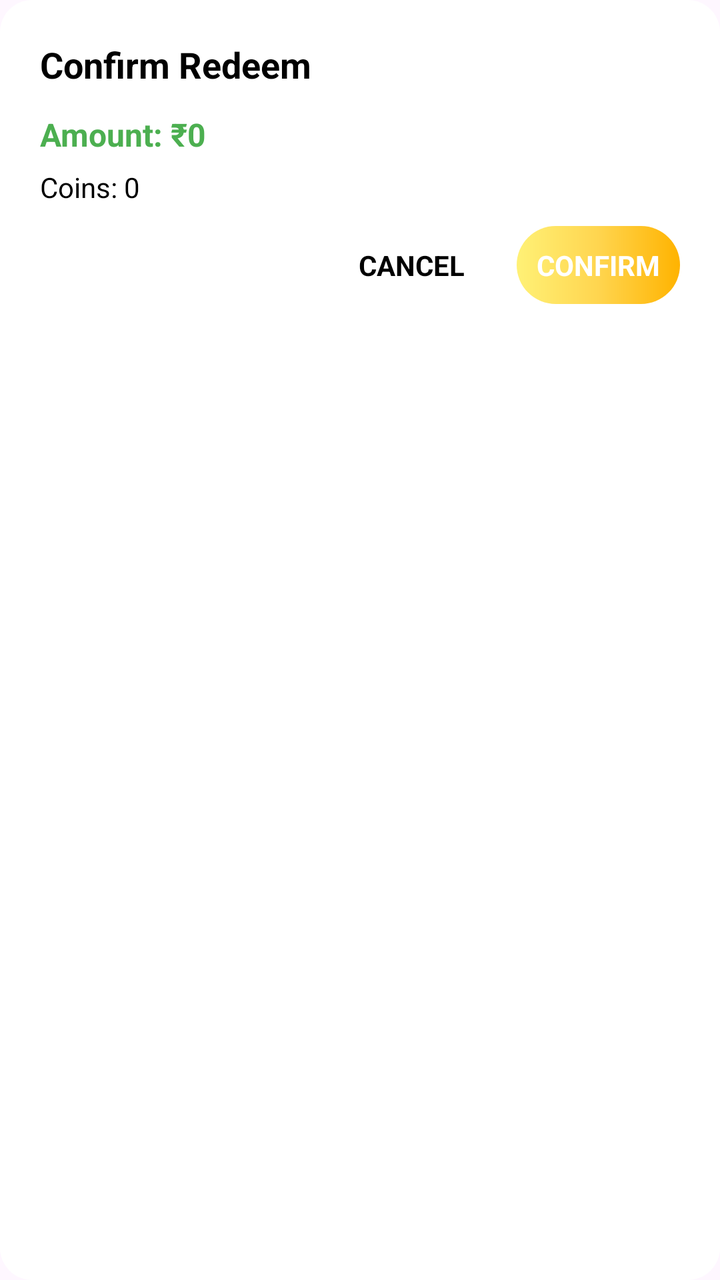
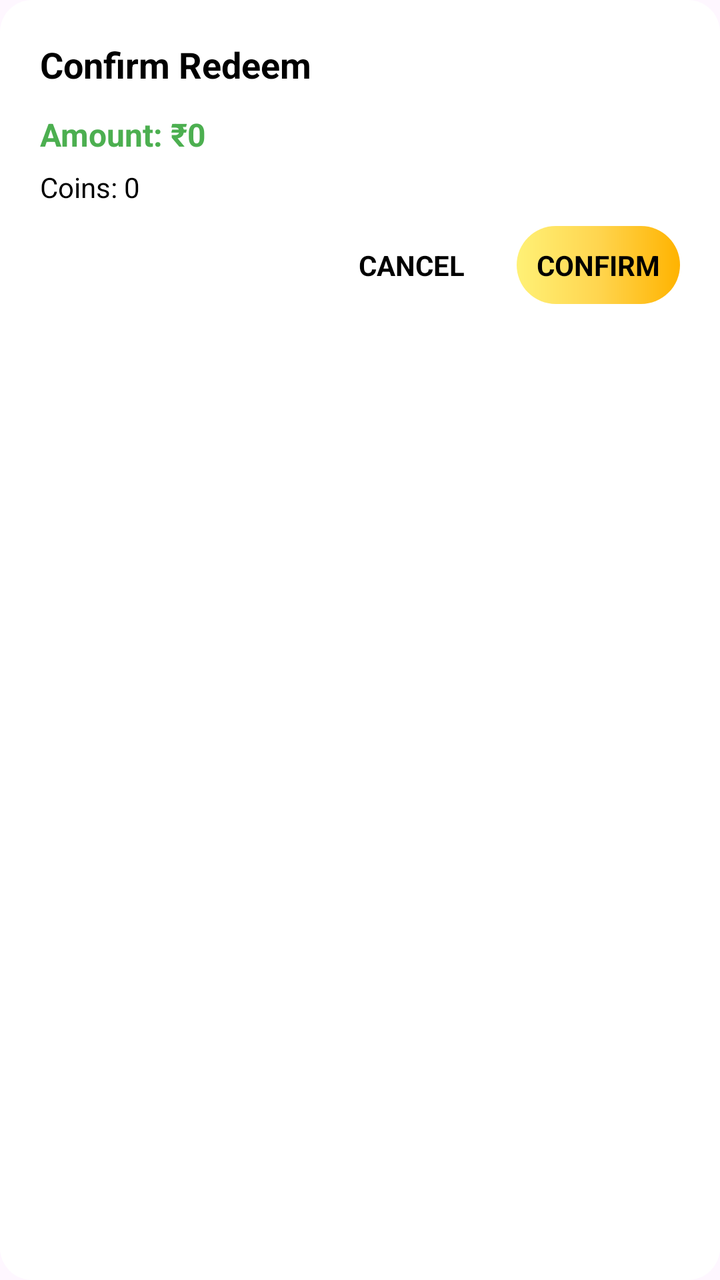

An Android layout rendered at two revisions. The XML below is the earlier revision; the diff shows what the commit changed to produce the second picture.
<!-- AndroidManifest.xml: application theme Theme.RGamer -->
<!-- res/layout/layout_confirm_redeem.xml -->
<?xml version="1.0" encoding="utf-8"?>
<LinearLayout xmlns:android="http://schemas.android.com/apk/res/android"
    android:layout_width="match_parent"
    android:layout_height="wrap_content"
    android:orientation="vertical"
    android:padding="20dp"
    android:background="@drawable/bg_round_white">

    
    <TextView
        android:id="@+id/txtConfirmTitle"
        android:layout_width="wrap_content"
        android:layout_height="wrap_content"
        android:text="Confirm Redeem"
        android:textSize="18sp"
        android:textStyle="bold"
        android:textColor="@color/black"
        android:layout_marginBottom="12dp"/>

    
    <TextView
        android:id="@+id/txtConfirmAmount"
        android:layout_width="match_parent"
        android:layout_height="wrap_content"
        android:text="Amount: ₹0"
        android:textSize="16sp"
        android:textStyle="bold"
        android:textColor="@color/color_green"
        android:layout_marginBottom="6dp"/>

    
    <TextView
        android:id="@+id/txtConfirmCoins"
        android:layout_width="match_parent"
        android:layout_height="wrap_content"
        android:text="Coins: 0"
        android:textSize="14sp"
        android:textColor="@color/black"
        android:layout_marginBottom="10dp"/>

    
    <TextView
        android:id="@+id/txtConfirmDetails"
        android:layout_width="match_parent"
        android:layout_height="wrap_content"
        android:text="Details here"
        android:textSize="14sp"
        android:textColor="@color/black"
        android:background="@drawable/bg_light_border"
        android:padding="12dp"
        android:visibility="gone"
        android:layout_marginBottom="16dp"/>

    
    <LinearLayout
        android:layout_width="match_parent"
        android:layout_height="wrap_content"
        android:orientation="horizontal"
        android:gravity="end">

        <TextView
            android:id="@+id/btnCancel"
            android:layout_width="wrap_content"
            android:layout_height="wrap_content"
            android:text="CANCEL"
            android:textStyle="bold"
            android:textColor="@color/black"
            android:padding="10dp"
            android:layout_marginEnd="16dp"/>

        <TextView
            android:id="@+id/btnConfirm"
            android:layout_width="wrap_content"
            android:layout_height="wrap_content"
            android:text="CONFIRM"
            android:textStyle="bold"
            android:textColor="@color/white"
            android:background="@drawable/bg_button_ripple"
            android:padding="10dp"/>
    </LinearLayout>

</LinearLayout>
<!-- resources referenced by this layout -->
<resources>
  <color name="black">#FF000000</color>
  <color name="color_green">#4CAF50</color>
  <color name="white">#FFFFFFFF</color>
  <!-- drawable bg_button_ripple (drawable) -->
  <?xml version="1.0" encoding="utf-8"?>
  <ripple xmlns:android="http://schemas.android.com/apk/res/android"
      android:color="#40FFFFFF">
  
      
      <item android:id="@android:id/mask">
          <shape android:shape="rectangle">
              <corners android:radius="30dp"/>
              <solid android:color="@android:color/white"/>
          </shape>
      </item>
  
      
      <item>
          <shape android:shape="rectangle">
  
              <gradient
                  android:type="linear"
                  android:angle="0"
                  android:startColor="#FFF176"
              android:centerColor="#FFD54F"
              android:endColor="#FFB300"/>
  
              <corners android:radius="30dp"/>
  
          </shape>
      </item>
  
  </ripple>
  <!-- drawable bg_light_border (drawable) -->
  <?xml version="1.0" encoding="utf-8"?>
  <shape xmlns:android="http://schemas.android.com/apk/res/android"
      android:shape="rectangle">
  
      
      <solid android:color="#F8F8F8" />
  
      
      <stroke
          android:width="1dp"
          android:color="#DDDDDD" />
  
      
      <corners android:radius="8dp" />
  
      
      <padding
          android:left="8dp"
          android:top="8dp"
          android:right="8dp"
          android:bottom="8dp" />
  
  </shape>
  <!-- drawable bg_round_white (drawable) -->
  <?xml version="1.0" encoding="utf-8"?>
  <shape xmlns:android="http://schemas.android.com/apk/res/android">
      <solid android:color="@color/white"/>
      <corners android:radius="16dp"/>
  </shape>
  <style name="Theme.RGamer" parent="Base.Theme.RGamer" />
  <style name="Base.Theme.RGamer" parent="Theme.Material3.DayNight.NoActionBar">
          
          
      </style>
</resources>

<!-- the commit's change to res/layout/layout_confirm_redeem.xml (unified diff, before → after) -->
@@ -74,7 +74,7 @@
             android:layout_height="wrap_content"
             android:text="CONFIRM"
             android:textStyle="bold"
-            android:textColor="@color/white"
+            android:textColor="@color/black"
             android:background="@drawable/bg_button_ripple"
             android:padding="10dp"/>
     </LinearLayout>
